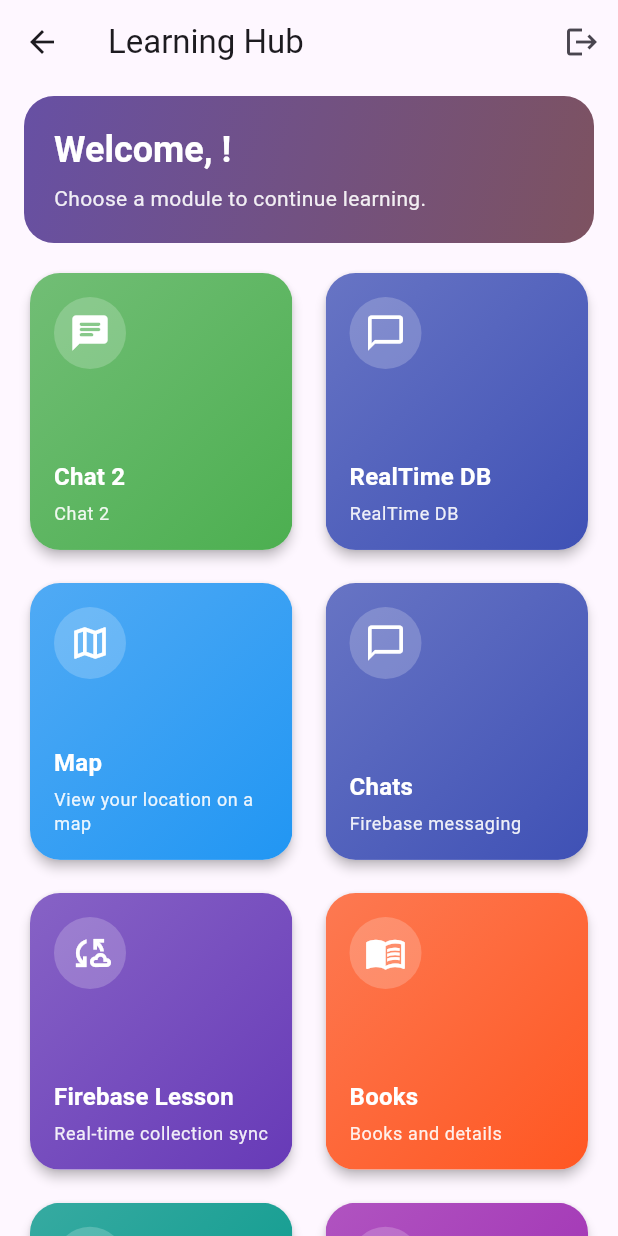
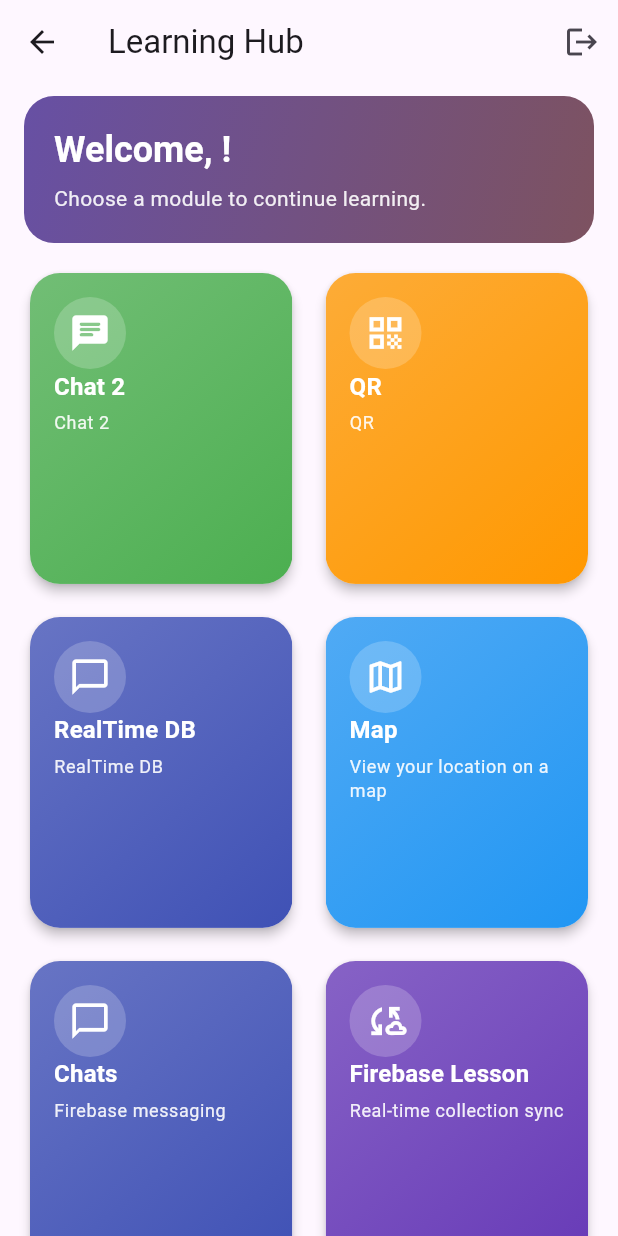
Before and after one commit to indrakumar2287/ashraff-project, a Flutter app: the HomeScreen screen opened by its route, on a phone screen of 412 x 824 dp. Run offline on Flutter 3.47's test engine with Material 3 defaults, Android fonts, the phone set to English and light mode, and no system bars; our stand-ins replace animated_custom_dropdown, cloud_firestore, file_picker, firebase_auth, firebase_core, firebase_messaging and 10 more; missing offline and left inert: mobile_scanner, multiselect_dropdown_flutter; accounts and stored records are empty.

Commit message:
feat: QR Code

```diff
--- a/lib/main.dart
+++ b/lib/main.dart
@@ -17,6 +17,7 @@ import 'package:shopping_app/screens/getx_widgets.dart';
 import 'package:shopping_app/screens/home_screen.dart';
 import 'package:shopping_app/screens/auth/view/login_screen.dart';
 import 'package:shopping_app/screens/images/view/image_widgets.dart';
+import 'package:shopping_app/screens/qr_screen.dart';
 import 'package:shopping_app/screens/realtime_db/view/RealTimeDb.dart';
 import 'package:shopping_app/screens/splash_screen.dart';
 import 'package:shopping_app/screens/student/view/employee_list_screen.dart';
@@ -55,6 +56,7 @@ class MyApp extends StatelessWidget {
       initialRoute: RouteNames.splash,
       getPages: [
         GetPage(name: RouteNames.splash, page: () => const SplashScreen()),
+        GetPage(name: RouteNames.qrScreen, page: () => const QrScreen()),
         GetPage(name: RouteNames.home, page: () => const HomeScreen()),
         GetPage(
           name: RouteNames.employeeScreen,
--- a/lib/route_names.dart
+++ b/lib/route_names.dart
@@ -1,6 +1,7 @@
 class RouteNames {
   static String splash = '/';
   static String home = '/home';
+  static String qrScreen = '/qr';
   static String employeeScreen = '/emp';
   static String addStudent = '/add-student';
   static String multiSelection = '/multi-selection';
--- a/lib/screens/home_screen.dart
+++ b/lib/screens/home_screen.dart
@@ -15,6 +15,14 @@ class HomeScreen extends StatefulWidget {
       icon: Icons.chat_rounded,
       color: Colors.green,
       route: RouteNames.userListChat,
+    ),
+
+    _HomeModule(
+      title: 'QR',
+      description: 'QR ',
+      icon: Icons.qr_code,
+      color: Colors.orange,
+      route: RouteNames.qrScreen,
     ),
 
     _HomeModule(
@@ -242,7 +250,7 @@ class _HomeScreenState extends State<HomeScreen> {
                       crossAxisCount: columns,
                       crossAxisSpacing: 14,
                       mainAxisSpacing: 14,
-                      childAspectRatio: 0.95,
+                      childAspectRatio: 0.85,
                     ),
                     itemBuilder: (context, index) {
                       final module = HomeScreen._modules[index];
@@ -314,7 +322,8 @@ class _ModuleCard extends StatelessWidget {
                   ),
                   child: Icon(module.icon, color: Colors.white, size: 28),
                 ),
-                Column(
+                Expanded(
+                  child: Column(
                     crossAxisAlignment: CrossAxisAlignment.start,
                     children: [
                       Text(
@@ -325,7 +334,8 @@ class _ModuleCard extends StatelessWidget {
                         ),
                       ),
                       const SizedBox(height: 4),
-                    Text(
+                      Expanded(
+                        child: Text(
                           module.description,
                           maxLines: 2,
                           overflow: TextOverflow.ellipsis,
@@ -333,7 +343,9 @@ class _ModuleCard extends StatelessWidget {
                             color: Colors.white.withValues(alpha: 0.9),
                           ),
                         ),
+                      ),
                     ],
+                  ),
                 ),
               ],
             ),
--- a/pubspec.yaml
+++ b/pubspec.yaml
@@ -59,6 +59,9 @@ dependencies:
   # google_maps_flutter: ^2.18.1
   google_maps_flutter: ^2.16.0
   location: ^8.0.1
+  qr_flutter: ^4.1.0
+  mobile_scanner: ^7.2.0
+
 
 
 
```
Also changed, not shown: lib/map_screen.dart (+20 -6 lines), lib/models/item_model.dart (added, +21 -0 lines), lib/screens/custom_table.dart (added, +17 -0 lines), lib/screens/qr_screen.dart (added, +187 -0 lines), pubspec.lock, 2 other files. Lines whose indentation alone changed are shown as unchanged.
